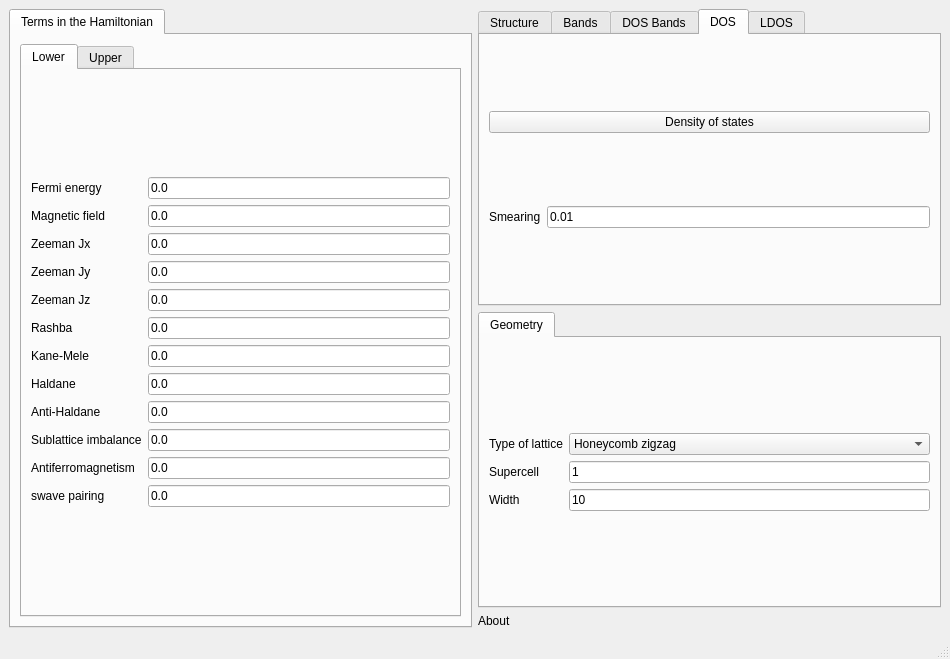
Old version of the form development/interface-pyqt/hybridribbon/interface.ui in the repository joselado/quantum-honeycomp.
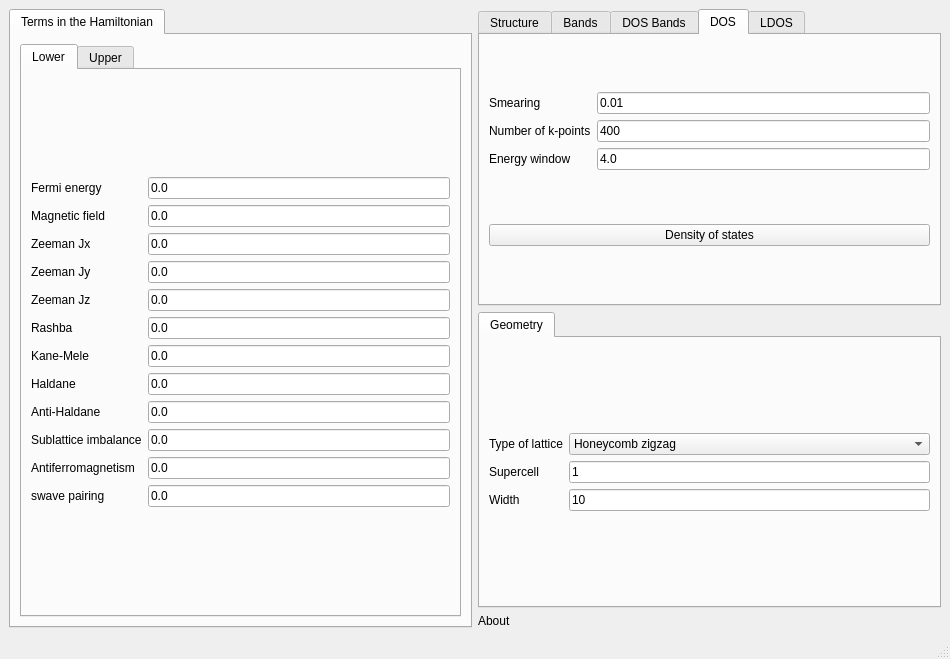
New version of the form. The open tabs and pages were chosen to show the change.

What changed in the file:
```diff
--- a/development/interface-pyqt/hybridribbon/interface.ui
+++ b/development/interface-pyqt/hybridribbon/interface.ui
@@ -611,13 +611,6 @@
        </attribute>
        <layout class="QGridLayout" name="gridLayout_13">
         <item row="0" column="0">
-         <widget class="QPushButton" name="show_dos">
-          <property name="text">
-           <string>Density of states</string>
-          </property>
-         </widget>
-        </item>
-        <item row="1" column="0">
          <layout class="QGridLayout" name="gridLayout_5">
           <item row="0" column="0">
            <widget class="QLabel" name="label_16">
@@ -633,8 +626,43 @@
             </property>
            </widget>
           </item>
+          <item row="1" column="0">
+           <widget class="QLabel" name="label_43">
+            <property name="text">
+             <string>Number of k-points</string>
+            </property>
+           </widget>
+          </item>
+          <item row="1" column="1">
+           <widget class="QLineEdit" name="dos_nk">
+            <property name="text">
+             <string>400</string>
+            </property>
+           </widget>
+          </item>
+          <item row="2" column="1">
+           <widget class="QLineEdit" name="dos_ewindow">
+            <property name="text">
+             <string>4.0</string>
+            </property>
+           </widget>
+          </item>
+          <item row="2" column="0">
+           <widget class="QLabel" name="label_44">
+            <property name="text">
+             <string>Energy window</string>
+            </property>
+           </widget>
+          </item>
          </layout>
         </item>
+        <item row="1" column="0">
+         <widget class="QPushButton" name="show_dos">
+          <property name="text">
+           <string>Density of states</string>
+          </property>
+         </widget>
+        </item>
        </layout>
       </widget>
       <widget class="QWidget" name="tab_7">
```
Left out of the diff: 52 changed lines with no effect on the pictures.
